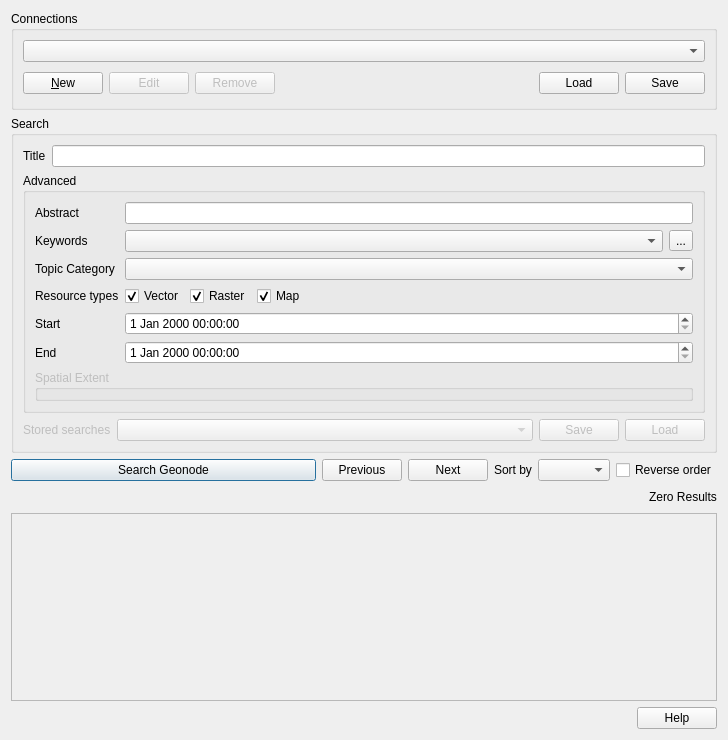
This is src/qgis_geonode/ui/geonode_datasource_widget.ui in GeoNode/QGISGeoNodePlugin as Qt 5 draws it before an edit. The edited form follows.
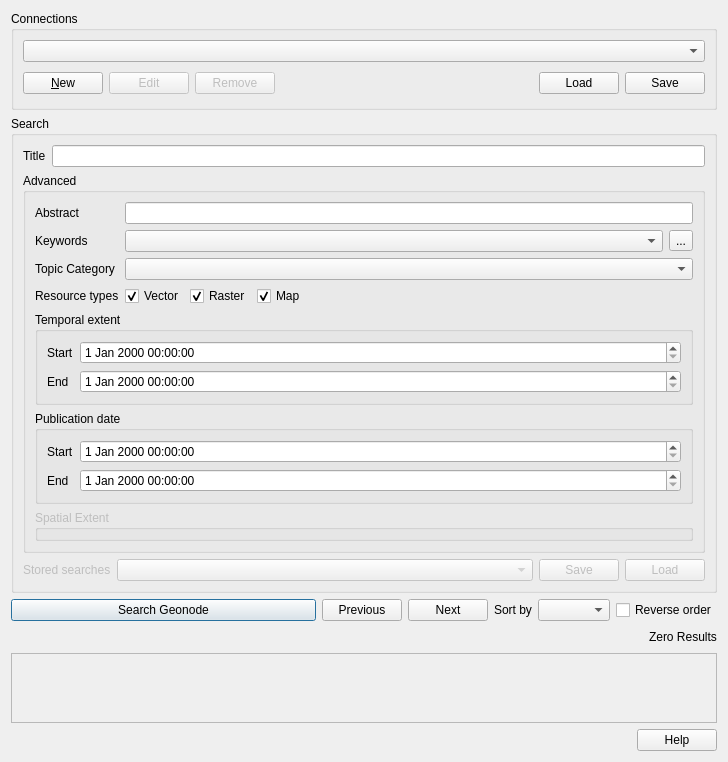
This is the edited form. Custom widgets are drawn as their Qt base class.

Commit message:
Support for temporal filtering (#145)
Support for temporal filtering

The edit to the form file:
```diff
--- a/src/qgis_geonode/ui/geonode_datasource_widget.ui
+++ b/src/qgis_geonode/ui/geonode_datasource_widget.ui
@@ -155,8 +155,8 @@
         <property name="collapsed">
          <bool>false</bool>
         </property>
-        <layout class="QFormLayout" name="formLayout">
-         <item row="1" column="0">
+        <layout class="QFormLayout" name="formLayout_3">
+         <item row="0" column="0">
           <widget class="QLabel" name="label_8">
            <property name="enabled">
             <bool>true</bool>
@@ -169,14 +169,14 @@
            </property>
           </widget>
          </item>
-         <item row="1" column="1">
+         <item row="0" column="1">
           <widget class="QLineEdit" name="abstract_le">
            <property name="enabled">
             <bool>true</bool>
            </property>
           </widget>
          </item>
-         <item row="2" column="0">
+         <item row="1" column="0">
           <widget class="QLabel" name="label_3">
            <property name="enabled">
             <bool>true</bool>
@@ -189,7 +189,7 @@
            </property>
           </widget>
          </item>
-         <item row="2" column="1">
+         <item row="1" column="1">
           <layout class="QHBoxLayout" name="horizontalLayout">
            <item>
             <widget class="QComboBox" name="keyword_cmb">
@@ -207,7 +207,7 @@
            </item>
           </layout>
          </item>
-         <item row="3" column="0">
+         <item row="2" column="0">
           <widget class="QLabel" name="label_2">
            <property name="enabled">
             <bool>true</bool>
@@ -220,14 +220,14 @@
            </property>
           </widget>
          </item>
-         <item row="3" column="1">
+         <item row="2" column="1">
           <widget class="QComboBox" name="category_cmb">
            <property name="enabled">
             <bool>true</bool>
            </property>
           </widget>
          </item>
-         <item row="4" column="0">
+         <item row="3" column="0">
           <widget class="QLabel" name="label_5">
            <property name="enabled">
             <bool>true</bool>
@@ -240,7 +240,7 @@
            </property>
           </widget>
          </item>
-         <item row="4" column="1">
+         <item row="3" column="1">
           <layout class="QHBoxLayout" name="horizontalLayout_3">
            <item>
             <widget class="QCheckBox" name="vector_chb">
@@ -296,21 +296,24 @@
            </item>
           </layout>
          </item>
-         <item row="5" column="0">
-          <widget class="QLabel" name="label_4">
-           <property name="enabled">
+         <item row="4" column="0" colspan="2">
+          <widget class="QgsCollapsibleGroupBox" name="mGroupBox">
+           <property name="title">
+            <string>Temporal extent</string>
+           </property>
+           <property name="collapsed">
             <bool>true</bool>
            </property>
+           <layout class="QFormLayout" name="formLayout_2">
+            <item row="0" column="0">
+             <widget class="QLabel" name="label_10">
            <property name="text">
             <string>Start</string>
            </property>
-           <property name="buddy">
-            <cstring>start_dte</cstring>
-           </property>
-          </widget>
-         </item>
-         <item row="5" column="1">
-          <widget class="QgsDateTimeEdit" name="start_dte">
+             </widget>
+            </item>
+            <item row="0" column="1">
+             <widget class="QgsDateTimeEdit" name="temporal_extent_start_dte">
            <property name="enabled">
             <bool>true</bool>
            </property>
@@ -319,27 +322,56 @@
            </property>
           </widget>
          </item>
-         <item row="6" column="0">
-          <widget class="QLabel" name="label_6">
-           <property name="enabled">
-            <bool>true</bool>
-           </property>
+            <item row="1" column="0">
+             <widget class="QLabel" name="label_11">
            <property name="text">
             <string>End</string>
            </property>
-           <property name="buddy">
-            <cstring>end_dte</cstring>
-           </property>
-          </widget>
-         </item>
-         <item row="6" column="1">
-          <widget class="QgsDateTimeEdit" name="end_dte">
+             </widget>
+            </item>
+            <item row="1" column="1">
+             <widget class="QgsDateTimeEdit" name="temporal_extent_end_dte">
            <property name="enabled">
             <bool>true</bool>
            </property>
           </widget>
          </item>
-         <item row="7" column="0" colspan="2">
+           </layout>
+          </widget>
+         </item>
+         <item row="5" column="0" colspan="2">
+          <widget class="QgsCollapsibleGroupBox" name="mGroupBox_3">
+           <property name="title">
+            <string>Publication date</string>
+           </property>
+           <property name="collapsed">
+            <bool>true</bool>
+           </property>
+           <layout class="QFormLayout" name="formLayout">
+            <item row="0" column="0">
+             <widget class="QLabel" name="label_12">
+              <property name="text">
+               <string>Start</string>
+              </property>
+             </widget>
+            </item>
+            <item row="0" column="1">
+             <widget class="QgsDateTimeEdit" name="publication_start_dte"/>
+            </item>
+            <item row="1" column="0">
+             <widget class="QLabel" name="label_13">
+              <property name="text">
+               <string>End</string>
+              </property>
+             </widget>
+            </item>
+            <item row="1" column="1">
+             <widget class="QgsDateTimeEdit" name="publication_end_dte"/>
+            </item>
+           </layout>
+          </widget>
+         </item>
+         <item row="6" column="0" colspan="2">
           <widget class="QgsCollapsibleGroupBox" name="mGroupBox_2">
            <property name="enabled">
             <bool>false</bool>
@@ -580,7 +612,7 @@
         <x>0</x>
         <y>0</y>
         <width>708</width>
-        <height>122</height>
+        <height>152</height>
        </rect>
       </property>
      </widget>
```
Left out of the diff: 4 changed lines with no effect on the pictures. Lines whose indentation alone changed are shown as unchanged. The commit also changes 5 other files.
